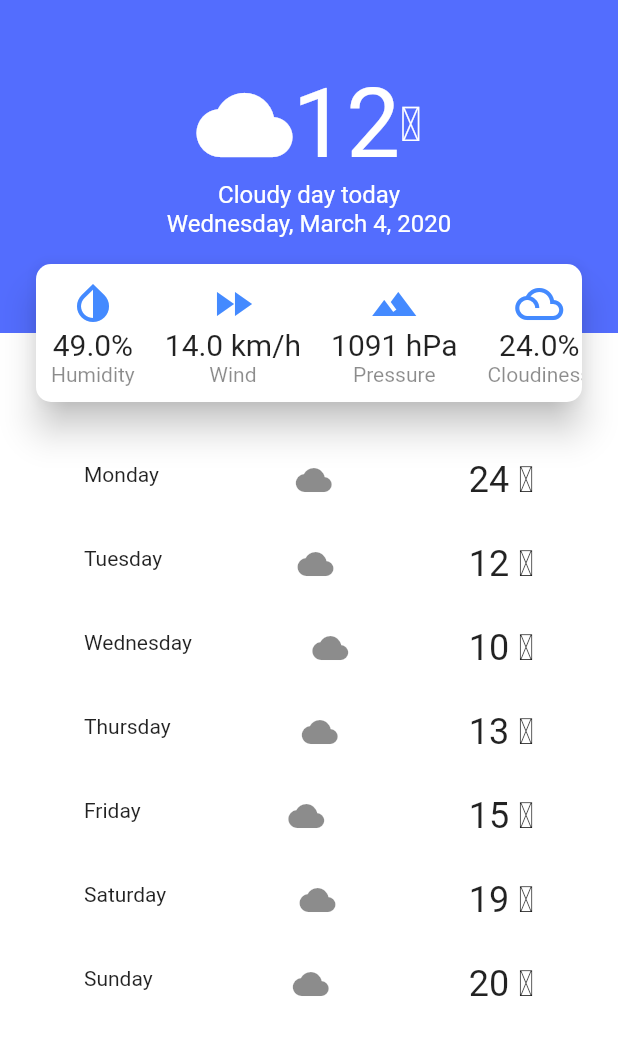
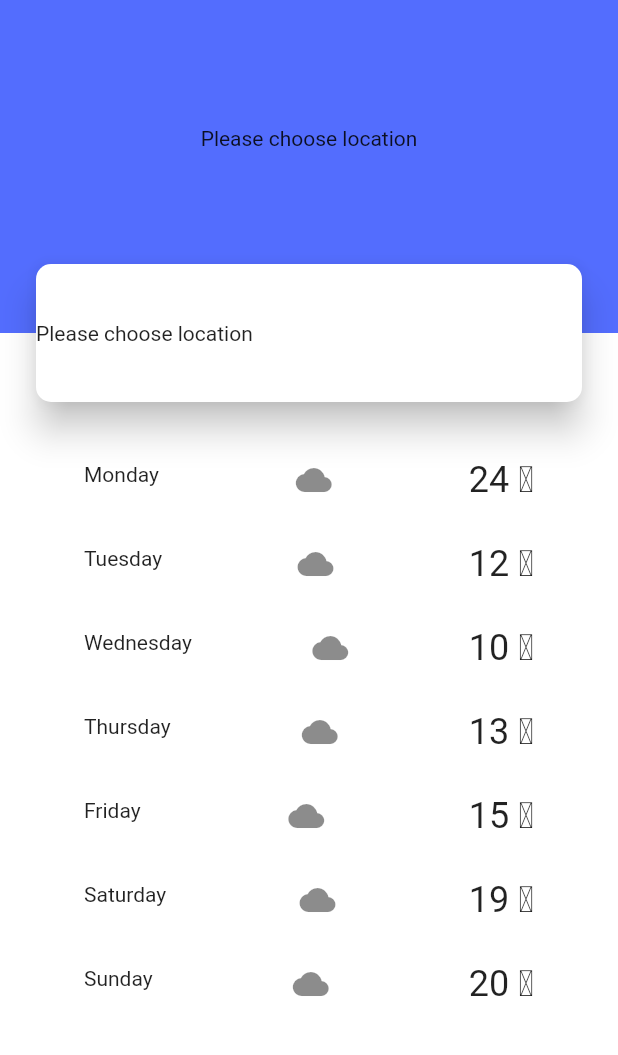
Before and after one commit to gkubiak92/myWeatherApp, a Flutter app: the screen it shows after launch, on a phone screen of 412 x 824 dp, the part 57-1112 px from its top. Run offline on Flutter 3.47's test engine with Material 2 defaults, Android fonts, the phone set to English and light mode, and no system bars.

```diff
--- /dev/null
+++ b/lib/providers/models/place.dart
@@ -0,0 +1,7 @@
+class Place {
+  final String description;
+  final double latitude;
+  final double longitude;
+
+  Place(this.description, this.latitude, this.longitude);
+}
--- a/lib/providers/weather.dart
+++ b/lib/providers/weather.dart
@@ -18,7 +18,7 @@ class Weather with ChangeNotifier {
   }
 
   Future<void> getCurrentWeatherData() async {
-    const url = ApiData.apiUrl;
+    const url = ApiData.darkSkyApiUrl;
     final response = await http.get(url);
     final resData = json.decode(response.body);
     final cw = resData['currently'];
--- a/lib/screens/home/components/search_bar.dart
+++ b/lib/screens/home/components/search_bar.dart
@@ -1,9 +1,18 @@
 import 'package:flutter/material.dart';
 
-class SearchBar extends StatelessWidget {
+class SearchBar extends StatefulWidget {
+  @override
+  _SearchBarState createState() => _SearchBarState();
+}
+
+class _SearchBarState extends State<SearchBar> {
+  TextEditingController inputController;
+
   @override
   Widget build(BuildContext context) {
     return TextField(
+      controller: inputController,
+      onSubmitted: (text) => print(text),
       textAlignVertical: TextAlignVertical.center,
       style: TextStyle(
         fontSize: 18,
--- a/lib/screens/home/components/weather_details.dart
+++ b/lib/screens/home/components/weather_details.dart
@@ -1,16 +1,12 @@
 import 'package:flutter/material.dart';
+import 'package:myWeatherApp/providers/models/current_weather.dart';
 
 import 'weather_detail_tile.dart';
 
 class WeatherDetails extends StatelessWidget {
-  final double humidity;
-  final double windSpeed;
-  final double pressure;
-  final double cloudCover;
+  final CurrentWeather weather;
 
-  const WeatherDetails(
-      {Key key, this.humidity, this.windSpeed, this.pressure, this.cloudCover})
-      : super(key: key);
+  const WeatherDetails({Key key, this.weather}) : super(key: key);
 
   @override
   Widget build(BuildContext context) {
@@ -28,27 +24,27 @@ class WeatherDetails extends StatelessWidget {
         child: SingleChildScrollView(
           scrollDirection: Axis.horizontal,
           child: Row(
-            children: <Widget>[
+            children: weather == null
+                ? <Widget>[Text('Please choose location')]
+                : <Widget>[
                     WeatherDetailTile(
                       icon: Icons.invert_colors,
-                value: humidity == null ? '49%' : '${humidity * 100}%',
+                      value: '${weather.humidity * 100}%',
                       description: 'Humidity',
                     ),
                     WeatherDetailTile(
                       icon: Icons.fast_forward,
-                value: windSpeed == null ? '23 km/h' : '$windSpeed km/h',
+                      value: '${weather.windSpeed} km/h',
                       description: 'Wind',
                     ),
                     WeatherDetailTile(
                       icon: Icons.filter_hdr,
-                value: pressure == null
-                    ? '1091 hPa'
-                    : '${pressure.toStringAsFixed(0)} hPa',
+                      value: '${weather.pressure.toStringAsFixed(0)} hPa',
                       description: 'Pressure',
                     ),
                     WeatherDetailTile(
                       icon: Icons.filter_drama,
-                value: cloudCover == null ? '24%' : '${cloudCover * 100}%',
+                      value: '${weather.cloudCover * 100}%',
                       description: 'Cloudiness',
                     ),
                     WeatherDetailTile(
--- a/lib/screens/home/components/weather_summary.dart
+++ b/lib/screens/home/components/weather_summary.dart
@@ -1,18 +1,16 @@
 import 'package:flutter/material.dart';
 import 'package:intl/intl.dart';
+import 'package:myWeatherApp/providers/models/current_weather.dart';
 
 class WeatherSummary extends StatelessWidget {
-  final double temperature;
-  final String summary;
-  final DateTime date;
+  final CurrentWeather weather;
 
-  const WeatherSummary({Key key, this.temperature, this.summary, this.date})
-      : super(key: key);
+  const WeatherSummary({Key key, this.weather}) : super(key: key);
 
   @override
   Widget build(BuildContext context) {
     final df = DateFormat.yMMMMEEEEd();
-    final formattedDate = df.format(this.date);
+    final formattedDate = df.format(DateTime.now());
 
     return Container(
       width: double.infinity,
@@ -21,14 +19,16 @@ class WeatherSummary extends StatelessWidget {
       child: Center(
         child: Column(
           mainAxisAlignment: MainAxisAlignment.center,
-          children: <Widget>[
+          children: weather == null
+              ? <Widget>[Text('Please choose location')]
+              : <Widget>[
                   SizedBox(height: 20),
                   Row(
                     mainAxisAlignment: MainAxisAlignment.center,
                     children: <Widget>[
                       Icon(Icons.wb_cloudy, size: 64, color: Colors.white),
                       Text(
-                  this.temperature.toStringAsFixed(0),
+                        weather.temperature.toStringAsFixed(0),
                         style: TextStyle(fontSize: 64, color: Colors.white),
                       ),
                       Text(
@@ -37,7 +37,7 @@ class WeatherSummary extends StatelessWidget {
                       )
                     ],
                   ),
-            Text(this.summary,
+                  Text(weather.summary,
                       style: TextStyle(fontSize: 16, color: Colors.white)),
                   Text(formattedDate.toString(),
                       style: TextStyle(fontSize: 16, color: Colors.white)),
--- a/lib/screens/home/homescreen.dart
+++ b/lib/screens/home/homescreen.dart
@@ -42,35 +42,17 @@ class HomeScreen extends StatelessWidget {
             children: <Widget>[
               Column(
                 children: <Widget>[
-                  curWeather == null
-                      ? WeatherSummary(
-                          temperature: 12,
-                          summary: 'Cloudy day today',
-                          date: DateTime.now(),
-                        )
-                      : WeatherSummary(
-                          temperature: curWeather.temperature,
-                          summary: curWeather.summary,
-                          date: DateTime.now(),
-                        ),
+                  WeatherSummary(
+                    weather: curWeather,
+                  ),
                   SizedBox(
                     height: 50,
                   ),
                 ],
               ),
-              curWeather == null
-                  ? WeatherDetails(
-                      humidity: 0.49,
-                      cloudCover: 0.24,
-                      pressure: 1091,
-                      windSpeed: 14,
-                    )
-                  : WeatherDetails(
-                      humidity: curWeather.humidity,
-                      cloudCover: curWeather.cloudCover,
-                      pressure: curWeather.pressure,
-                      windSpeed: curWeather.windSpeed,
-                    ),
+              WeatherDetails(
+                weather: curWeather,
+              ),
             ],
           ),
           Expanded(
--- a/pubspec.yaml
+++ b/pubspec.yaml
@@ -22,6 +22,7 @@ dependencies:
   provider: ^4.0.4
   intl: ^0.16.1
   http: ^0.12.0+4
+  autocomplete_textfield: ^1.7.3
 
   # The following adds the Cupertino Icons font to your application.
   # Use with the CupertinoIcons class for iOS style icons.
```
Also changed, not shown: pubspec.lock. Lines whose indentation alone changed are shown as unchanged.
